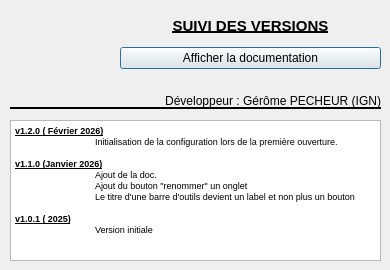
This is aproposde.ui in IGNF/maitre-qgis-plugin as Qt 5 draws it before an edit. The edited form follows.
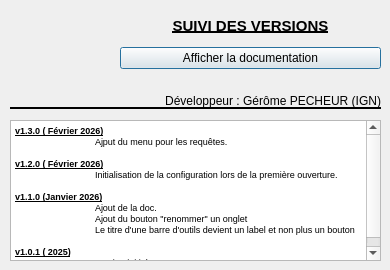
This is the edited form. Icons and pictures are not drawn.

Commit message: ajour du menu des requetes

Diff of the .ui file:
```diff
--- a/aproposde.ui
+++ b/aproposde.ui
@@ -100,6 +100,9 @@
 &lt;html&gt;&lt;head&gt;&lt;meta name=&quot;qrichtext&quot; content=&quot;1&quot; /&gt;&lt;style type=&quot;text/css&quot;&gt;
 p, li { white-space: pre-wrap; }
 &lt;/style&gt;&lt;/head&gt;&lt;body style=&quot; font-family:'MS Shell Dlg 2'; font-size:7.8pt; font-weight:400; font-style:normal;&quot;&gt;
+&lt;p style=&quot; margin-top:0px; margin-bottom:0px; margin-left:0px; margin-right:0px; -qt-block-indent:0; text-indent:0px;&quot;&gt;&lt;span style=&quot; font-size:7pt; font-weight:600; text-decoration: underline;&quot;&gt;v1.3.0 ( Février 2026)&lt;/span&gt;&lt;/p&gt;
+&lt;p style=&quot; margin-top:0px; margin-bottom:0px; margin-left:0px; margin-right:0px; -qt-block-indent:0; text-indent:0px;&quot;&gt;&lt;span style=&quot; font-size:7pt;&quot;&gt;	Ajput du menu pour les requêtes.&lt;/span&gt;&lt;/p&gt;
+&lt;p style=&quot;-qt-paragraph-type:empty; margin-top:0px; margin-bottom:0px; margin-left:0px; margin-right:0px; -qt-block-indent:0; text-indent:0px; font-size:7pt;&quot;&gt;&lt;br /&gt;&lt;/p&gt;
 &lt;p style=&quot; margin-top:0px; margin-bottom:0px; margin-left:0px; margin-right:0px; -qt-block-indent:0; text-indent:0px;&quot;&gt;&lt;span style=&quot; font-size:7pt; font-weight:600; text-decoration: underline;&quot;&gt;v1.2.0 ( Février 2026)&lt;/span&gt;&lt;/p&gt;
 &lt;p style=&quot; margin-top:0px; margin-bottom:0px; margin-left:0px; margin-right:0px; -qt-block-indent:0; text-indent:0px;&quot;&gt;&lt;span style=&quot; font-size:7pt;&quot;&gt;	Initialisation de la configuration lors de la première ouverture.&lt;/span&gt;&lt;/p&gt;
 &lt;p style=&quot;-qt-paragraph-type:empty; margin-top:0px; margin-bottom:0px; margin-left:0px; margin-right:0px; -qt-block-indent:0; text-indent:0px; font-size:7pt;&quot;&gt;&lt;br /&gt;&lt;/p&gt;
```
The commit also changes 9 other files.
